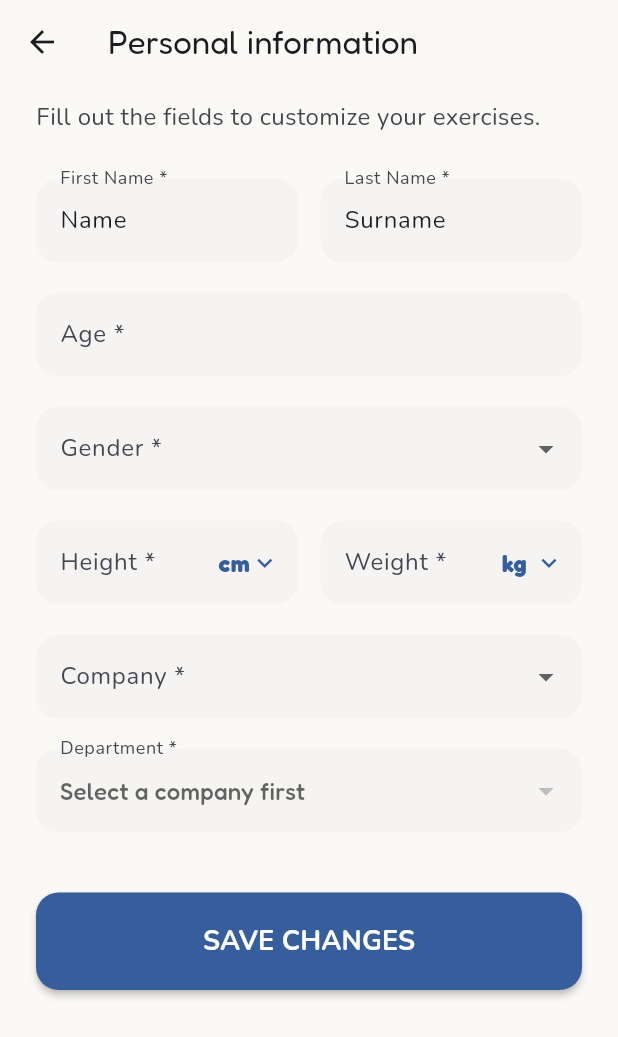
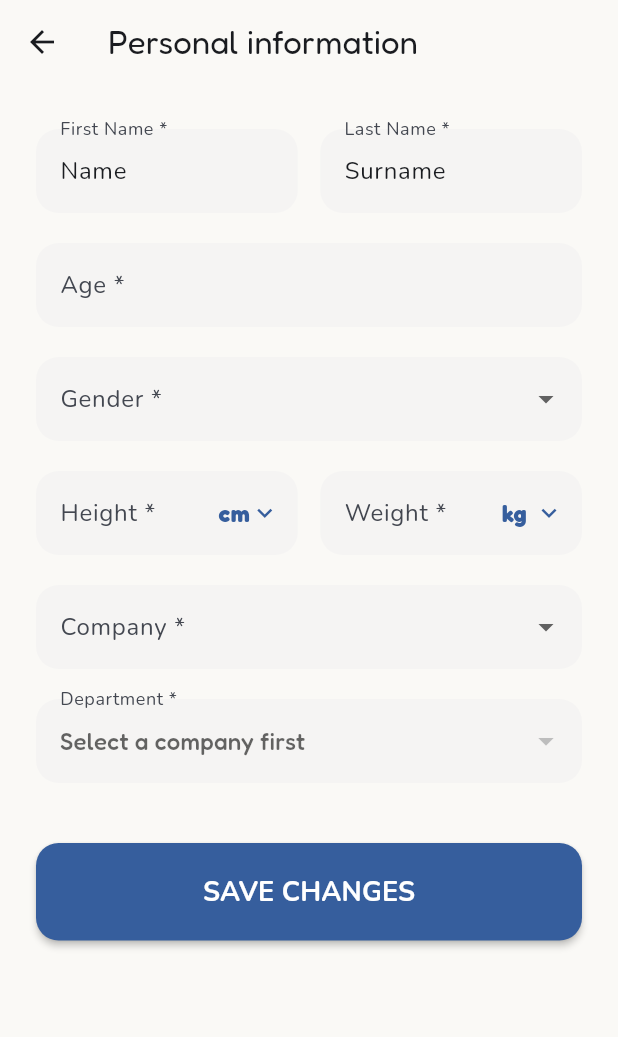
Before and after one commit to WPozz/Biomedical_Wearable_Equilibria, a Flutter app: the DatiPersonaliScreen screen opened directly, on a phone screen of 412 x 824 dp. Shown: the top 1037 px of the screen. Run offline on Flutter 3.47's test engine with Material 3 defaults, Android fonts, the phone set to English and light mode, and no system bars; our stand-ins replace fl_chart, google_fonts, image_picker, shared_preferences, youtube_player_flutter, youtube_player_iframe; accounts and stored records are empty; statements that could not run were skipped.

Commit message:
Removed text at the top of personal data
Removed instructional text for filling out fields.

```diff
--- a/Flutter_application/lib/screens/dati_personali.dart
+++ b/Flutter_application/lib/screens/dati_personali.dart
@@ -168,13 +168,8 @@ class _DatiPersonaliScreenState extends State<DatiPersonaliScreen> {
             child: Column(
               crossAxisAlignment: CrossAxisAlignment.start,
               children: [
-                Text(
-                  isItalian
-                    ? "Compila i campi per personalizzare i tuoi esercizi."
-                    : "Fill out the fields to customize your exercises.",
-                  style: TextStyle(color: colorScheme.onSurfaceVariant, fontSize: 16),
-                ),
-                const SizedBox(height: 30),
+
+                const SizedBox(height: 20),
 
                 Row(
                   children: [
```
